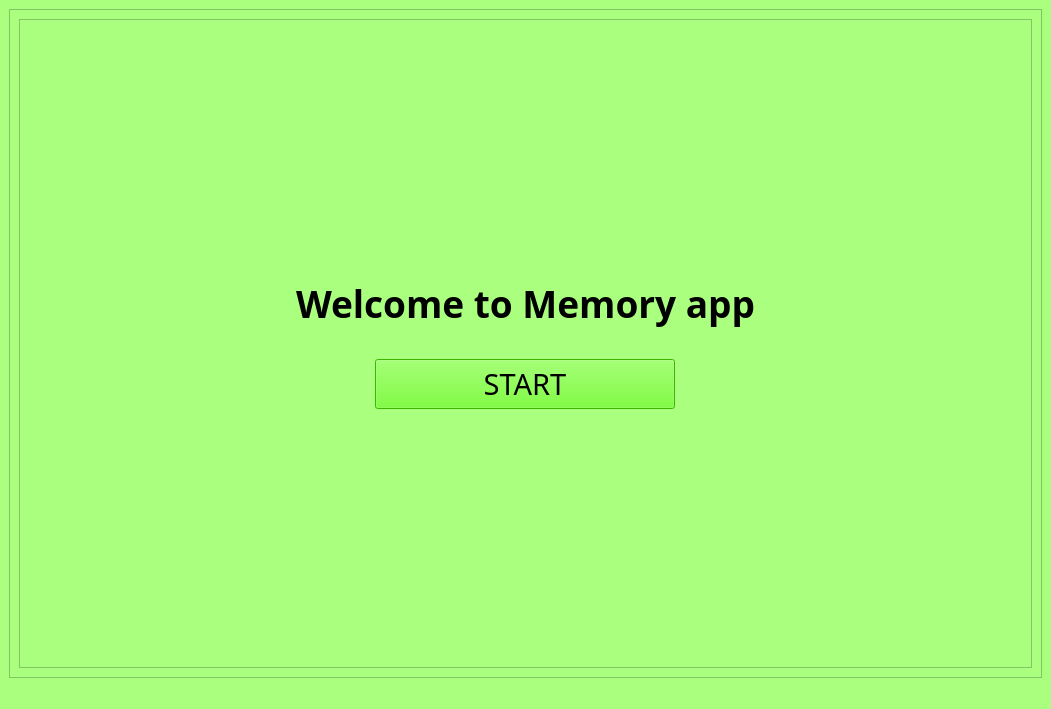
Qt form start.ui (amirdianov/QT-memory-project) before a commit.
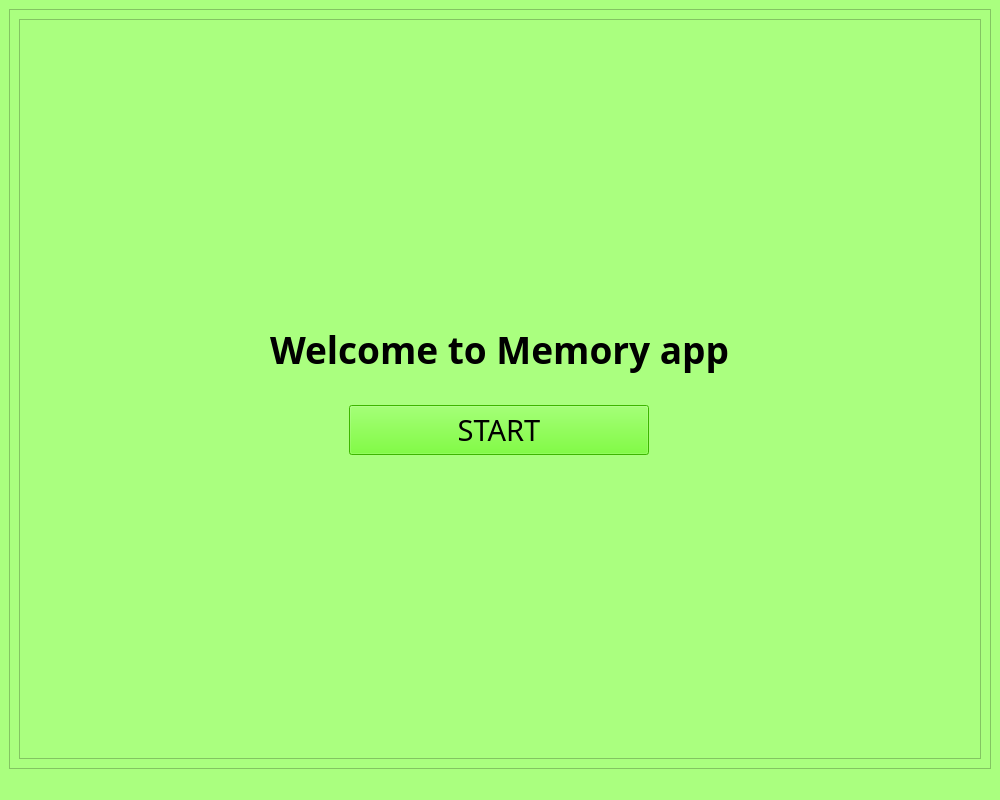
The same form after that commit.

```diff
--- a/start.ui
+++ b/start.ui
@@ -6,8 +6,8 @@
    <rect>
     <x>0</x>
     <y>0</y>
-    <width>1051</width>
-    <height>709</height>
+    <width>1000</width>
+    <height>800</height>
    </rect>
   </property>
   <property name="windowTitle">
```
Left out of the diff: 2 changed lines with no effect on the pictures.
